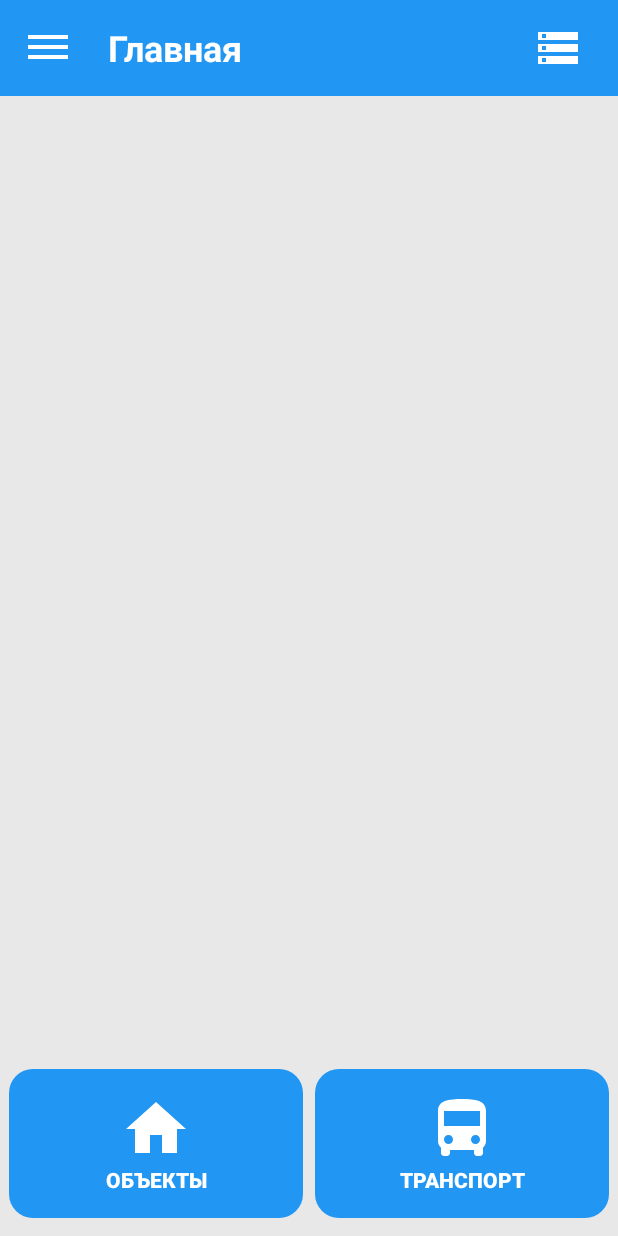
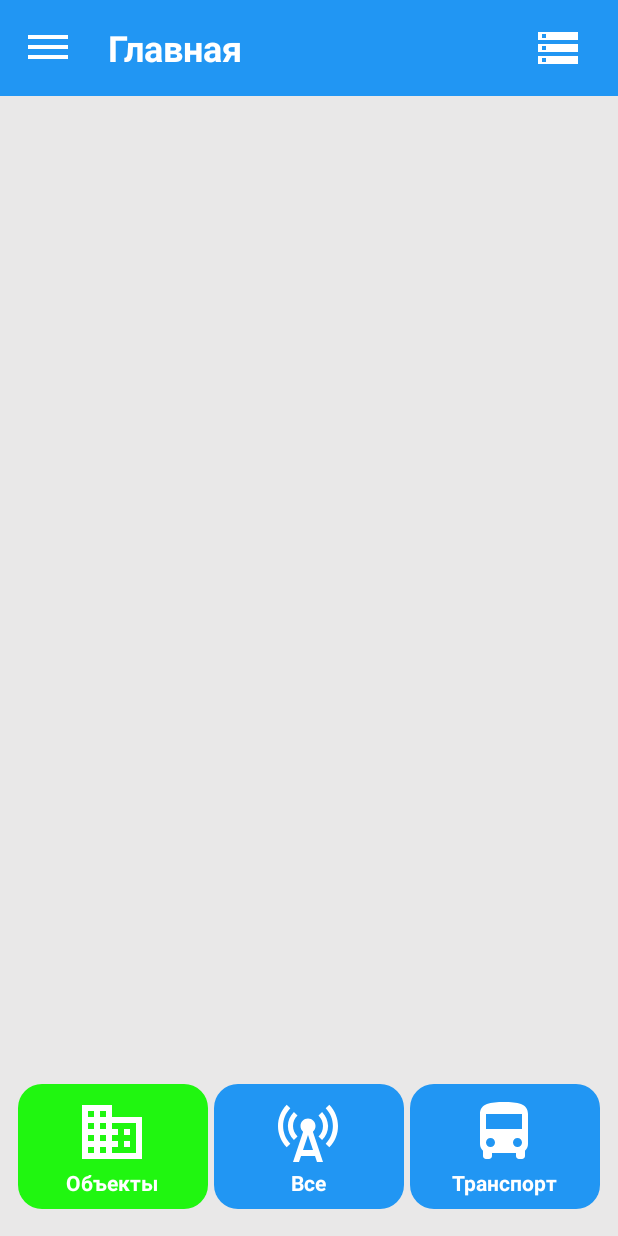
Before and after one commit to RenatSayf/MobileCity, an Android app: the MainFragment screen opened through its navigation route, on a phone screen of 412 x 824 dp. Run offline under Robolectric (Android 15) with nearby library versions, the light colour scheme and no system bars; libraries missing offline, so code that uses them is left out: com.airbnb.paris, com.fondesa.kpermissions, org.bouncycastle.util; 2 statements that could not run were skipped.

Commit message:
in progress

```diff
--- a/app/src/main/java/com/alfasreda/mobilecity/models/BtDevice.kt
+++ b/app/src/main/java/com/alfasreda/mobilecity/models/BtDevice.kt
@@ -53,6 +53,8 @@ data class BtDevice(
                 else -> UNDEFINED
             }
         }
+
+    var address: String = ""
 
     val route: String
         get() {
--- /dev/null
+++ b/app/src/main/res/drawable/bg_radio_btn_default.xml
@@ -0,0 +1,24 @@
+<?xml version="1.0" encoding="utf-8"?>
+<selector xmlns:android="http://schemas.android.com/apk/res/android">
+
+    <item android:state_checked="false">
+        <shape android:shape="rectangle">
+            <corners android:radius="16dp" />
+            <solid android:color="@color/blue" />
+        </shape>
+    </item>
+
+    <item android:state_checked="true">
+        <ripple android:color="@color/gray">
+            <item>
+                <shape android:shape="rectangle">
+                    <corners android:radius="16dp" />
+                    <solid android:color="@color/light_green" />
+                </shape>
+            </item>
+        </ripple>
+    </item>
+
+
+
+</selector>
--- /dev/null
+++ b/app/src/main/res/drawable/bg_radio_group.xml
@@ -0,0 +1,9 @@
+<?xml version="1.0" encoding="utf-8"?>
+<shape
+    xmlns:android="http://schemas.android.com/apk/res/android"
+    android:shape="rectangle">
+
+    <solid android:color="@android:color/transparent" />
+    <corners android:radius="4dp" />
+
+</shape>
--- /dev/null
+++ b/app/src/main/res/drawable/ic_business_white.xml
@@ -0,0 +1,5 @@
+<vector android:height="48dp" android:tint="#FFFFFF"
+    android:viewportHeight="24" android:viewportWidth="24"
+    android:width="48dp" xmlns:android="http://schemas.android.com/apk/res/android">
+    <path android:fillColor="@android:color/white" android:pathData="M12,7L12,3L2,3v18h20L22,7L12,7zM6,19L4,19v-2h2v2zM6,15L4,15v-2h2v2zM6,11L4,11L4,9h2v2zM6,7L4,7L4,5h2v2zM10,19L8,19v-2h2v2zM10,15L8,15v-2h2v2zM10,11L8,11L8,9h2v2zM10,7L8,7L8,5h2v2zM20,19h-8v-2h2v-2h-2v-2h2v-2h-2L12,9h8v10zM18,11h-2v2h2v-2zM18,15h-2v2h2v-2z"/>
+</vector>
--- /dev/null
+++ b/app/src/main/res/drawable/ic_campaign_green.xml
@@ -0,0 +1,5 @@
+<vector android:height="32dp" android:tint="#11BF0F"
+    android:viewportHeight="24" android:viewportWidth="24"
+    android:width="32dp" xmlns:android="http://schemas.android.com/apk/res/android">
+    <path android:fillColor="@android:color/white" android:pathData="M18,11v2h4v-2h-4zM16,17.61c0.96,0.71 2.21,1.65 3.2,2.39 0.4,-0.53 0.8,-1.07 1.2,-1.6 -0.99,-0.74 -2.24,-1.68 -3.2,-2.4 -0.4,0.54 -0.8,1.08 -1.2,1.61zM20.4,5.6c-0.4,-0.53 -0.8,-1.07 -1.2,-1.6 -0.99,0.74 -2.24,1.68 -3.2,2.4 0.4,0.53 0.8,1.07 1.2,1.6 0.96,-0.72 2.21,-1.65 3.2,-2.4zM4,9c-1.1,0 -2,0.9 -2,2v2c0,1.1 0.9,2 2,2h1v4h2v-4h1l5,3L13,6L8,9L4,9zM15.5,12c0,-1.33 -0.58,-2.53 -1.5,-3.35v6.69c0.92,-0.81 1.5,-2.01 1.5,-3.34z"/>
+</vector>
--- /dev/null
+++ b/app/src/main/res/drawable/ic_cell_tower_white.xml
@@ -0,0 +1,9 @@
+<vector android:height="48dp" android:tint="#FFFFFF"
+    android:viewportHeight="24" android:viewportWidth="24"
+    android:width="48dp" xmlns:android="http://schemas.android.com/apk/res/android">
+    <path android:fillColor="@android:color/white" android:pathData="M7.3,14.7l1.2,-1.2c-1,-1 -1.5,-2.3 -1.5,-3.5c0,-1.3 0.5,-2.6 1.5,-3.5L7.3,5.3c-1.3,1.3 -2,3 -2,4.7S6,13.4 7.3,14.7z"/>
+    <path android:fillColor="@android:color/white" android:pathData="M19.1,2.9l-1.2,1.2c1.6,1.6 2.4,3.8 2.4,5.9c0,2.1 -0.8,4.3 -2.4,5.9l1.2,1.2c2,-2 2.9,-4.5 2.9,-7.1C22,7.4 21,4.9 19.1,2.9z"/>
+    <path android:fillColor="@android:color/white" android:pathData="M6.1,4.1L4.9,2.9C3,4.9 2,7.4 2,10c0,2.6 1,5.1 2.9,7.1l1.2,-1.2c-1.6,-1.6 -2.4,-3.8 -2.4,-5.9C3.7,7.9 4.5,5.7 6.1,4.1z"/>
+    <path android:fillColor="@android:color/white" android:pathData="M16.7,14.7c1.3,-1.3 2,-3 2,-4.7c-0.1,-1.7 -0.7,-3.4 -2,-4.7l-1.2,1.2c1,1 1.5,2.3 1.5,3.5c0,1.3 -0.5,2.6 -1.5,3.5L16.7,14.7z"/>
+    <path android:fillColor="@android:color/white" android:pathData="M14.5,10c0,-1.38 -1.12,-2.5 -2.5,-2.5S9.5,8.62 9.5,10c0,0.76 0.34,1.42 0.87,1.88L7,22h2l0.67,-2h4.67L15,22h2l-3.37,-10.12C14.16,11.42 14.5,10.76 14.5,10zM10.33,18L12,13l1.67,5H10.33z"/>
+</vector>
--- a/app/src/main/res/layout/item_transport_to_list.xml
+++ b/app/src/main/res/layout/item_transport_to_list.xml
@@ -18,7 +18,7 @@
         >
 
         <TextView
-            android:id="@+id/tv_transport_type"
+            android:id="@+id/tv_object_type"
             android:layout_width="match_parent"
             android:layout_height="wrap_content"
             app:layout_constraintTop_toTopOf="parent"
@@ -38,7 +38,7 @@
             android:layout_height="wrap_content"
             android:orientation="horizontal"
             android:gravity="center"
-            app:layout_constraintTop_toBottomOf="@+id/tv_transport_type"
+            app:layout_constraintTop_toBottomOf="@+id/tv_object_type"
             app:layout_constraintBottom_toTopOf="@+id/btn_call"
             >
 
@@ -57,7 +57,7 @@
                 android:id="@+id/tv_route_value"
                 android:layout_width="wrap_content"
                 android:layout_height="wrap_content"
-                app:layout_constraintTop_toBottomOf="@+id/tv_transport_type"
+                app:layout_constraintTop_toBottomOf="@+id/tv_object_type"
                 app:layout_constraintBottom_toBottomOf="parent"
                 android:gravity="center"
                 android:text="56"
--- a/app/src/main/res/layout/item_transport_to_page.xml
+++ b/app/src/main/res/layout/item_transport_to_page.xml
@@ -44,7 +44,7 @@
             android:textAlignment="center"/>
 
         <TextView
-            android:id="@+id/tv_transport_type"
+            android:id="@+id/tv_object_type"
             android:layout_width="match_parent"
             android:layout_height="wrap_content"
             app:layout_constraintTop_toTopOf="@+id/tv_objects_count"
@@ -64,7 +64,7 @@
             android:layout_height="wrap_content"
             android:orientation="horizontal"
             android:gravity="center"
-            app:layout_constraintTop_toBottomOf="@+id/tv_transport_type"
+            app:layout_constraintTop_toBottomOf="@+id/tv_object_type"
             app:layout_constraintBottom_toTopOf="@+id/btn_call"
             >
 
@@ -83,7 +83,7 @@
                 android:id="@+id/tv_route_value"
                 android:layout_width="wrap_content"
                 android:layout_height="wrap_content"
-                app:layout_constraintTop_toBottomOf="@+id/tv_transport_type"
+                app:layout_constraintTop_toBottomOf="@+id/tv_object_type"
                 app:layout_constraintBottom_toBottomOf="parent"
                 android:gravity="center"
                 android:text="56"
--- a/app/src/main/res/layout/main_fragment.xml
+++ b/app/src/main/res/layout/main_fragment.xml
@@ -79,9 +79,10 @@
                 android:id="@+id/rv_list"
                 android:layout_width="match_parent"
                 android:layout_height="match_parent"
-                tools:listitem="@layout/item_object_to_list"
-                tools:itemCount="5"
-                app:layoutManager="androidx.recyclerview.widget.LinearLayoutManager"
+                tools:listitem="@layout/item_to_grid"
+                tools:itemCount="6"
+                app:spanCount="2"
+                app:layoutManager="androidx.recyclerview.widget.GridLayoutManager"
                 android:orientation="vertical"
                 tools:visibility="visible"
                 android:visibility="gone">
@@ -114,6 +115,20 @@
 
         </FrameLayout>
 
+        <FrameLayout
+            android:layout_width="match_parent"
+            android:layout_height="wrap_content"
+            app:layout_constraintTop_toBottomOf="@+id/content_container"
+            app:layout_constraintBottom_toBottomOf="parent"
+            app:layout_constraintVertical_bias="1"
+            >
+            <include
+                android:layout_width="match_parent"
+                android:layout_height="match_parent"
+                android:id="@+id/include_radio_group"
+                layout="@layout/objects_filter_layout" />
+        </FrameLayout>
+
         <androidx.appcompat.widget.AppCompatButton
             android:id="@+id/btn_city_objects"
             android:layout_width="0dp"
@@ -129,7 +144,8 @@
             android:drawableTop="@drawable/ic_home_white"
             android:text="Объекты"
             style="@style/AppButton"
-            android:contentDescription="Отслеживание городской инфраструктуры"/>
+            android:contentDescription="Отслеживание городской инфраструктуры"
+            android:visibility="gone"/>
 
         <androidx.appcompat.widget.AppCompatButton
             android:id="@+id/btn_transport"
@@ -145,7 +161,8 @@
             android:drawableTop="@drawable/ic_bus_white"
             android:text="Транспорт"
             style="@style/AppButton"
-            android:contentDescription="Отслеживание транспорта"/>
+            android:contentDescription="Отслеживание транспорта"
+            android:visibility="gone"/>
 
     </androidx.constraintlayout.widget.ConstraintLayout>
 
--- /dev/null
+++ b/app/src/main/res/layout/objects_filter_layout.xml
@@ -0,0 +1,70 @@
+<?xml version="1.0" encoding="utf-8"?>
+<androidx.appcompat.widget.LinearLayoutCompat
+    xmlns:android="http://schemas.android.com/apk/res/android"
+    android:layout_width="match_parent"
+    android:layout_height="match_parent"
+    android:orientation="vertical">
+
+    <RadioGroup
+        android:id="@+id/rg_filter"
+        android:layout_width="match_parent"
+        android:layout_height="wrap_content"
+        android:orientation="horizontal"
+        android:padding="4dp"
+        android:background="@drawable/bg_radio_group"
+        >
+
+        <RadioButton
+            android:id="@+id/btn_objects"
+            android:layout_width="0dp"
+            android:layout_height="wrap_content"
+            android:layout_weight="1"
+            android:background="@drawable/bg_radio_btn_default"
+            android:button="@android:color/transparent"
+            android:text="Объекты"
+            android:gravity="center"
+            android:padding="8dp"
+            android:layout_margin="2dp"
+            android:checked="true"
+            android:textColor="@color/white"
+            android:textStyle="bold"
+            android:drawableTop="@drawable/ic_business_white"
+            android:textAllCaps="false" />
+
+        <RadioButton
+            android:id="@+id/btn_all"
+            android:layout_width="0dp"
+            android:layout_height="wrap_content"
+            android:layout_weight="1"
+            android:background="@drawable/bg_radio_btn_default"
+            android:button="@android:color/transparent"
+            android:gravity="center"
+            android:padding="8dp"
+            android:layout_margin="2dp"
+            android:text="Все"
+            android:checked="false"
+            android:textColor="@color/white"
+            android:textStyle="bold"
+            android:drawableTop="@drawable/ic_cell_tower_white"
+            android:textAllCaps="false" />
+
+        <RadioButton
+            android:id="@+id/btn_transport"
+            android:layout_width="0dp"
+            android:layout_height="wrap_content"
+            android:layout_weight="1"
+            android:background="@drawable/bg_radio_btn_default"
+            android:button="@android:color/transparent"
+            android:gravity="center"
+            android:padding="8dp"
+            android:layout_margin="2dp"
+            android:text="Транспорт"
+            android:checked="false"
+            android:textColor="@color/white"
+            android:textStyle="bold"
+            android:drawableTop="@drawable/ic_bus_white"
+            android:textAllCaps="false" />
+
+    </RadioGroup>
+
+</androidx.appcompat.widget.LinearLayoutCompat>
```
Also changed, not shown: app/src/main/java/com/alfasreda/mobilecity/repositories/bt/MockBtRepository.kt (+6 -3 lines), app/src/main/java/com/alfasreda/mobilecity/ui/main/MainFragment.kt (+34 -34 lines), app/src/main/java/com/alfasreda/mobilecity/ui/main/adapters/BtDeviceListAdapter.kt (+4 -4 lines), app/src/main/java/com/alfasreda/mobilecity/ui/main/adapters/BtDevicePageAdapter.kt (+5 -5 lines), app/src/main/java/com/alfasreda/mobilecity/ui/main/adapters/CityObjectsAdapter.kt (added, +96 -0 lines), app/src/main/java/com/alfasreda/mobilecity/ui/main/adapters/CityObjectsPageAdapter.kt (deleted, +0 -129 lines), app/src/main/java/com/alfasreda/mobilecity/ui/main/adapters/TransportPageAdapter.kt (+4 -4 lines), app/src/main/res/drawable/ic_cell_tower_green.xml (added, +9 -0 lines), app/src/main/res/layout/item_to_grid.xml (added, +85 -0 lines).
